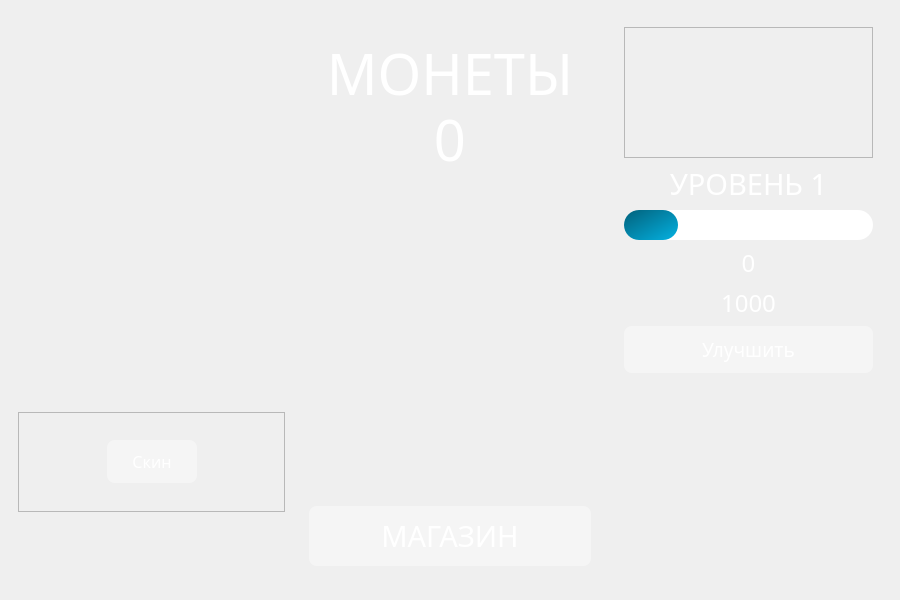
n1ghtmare-dev/clicker, file ui-forms/main_ui.ui: the form before one commit.
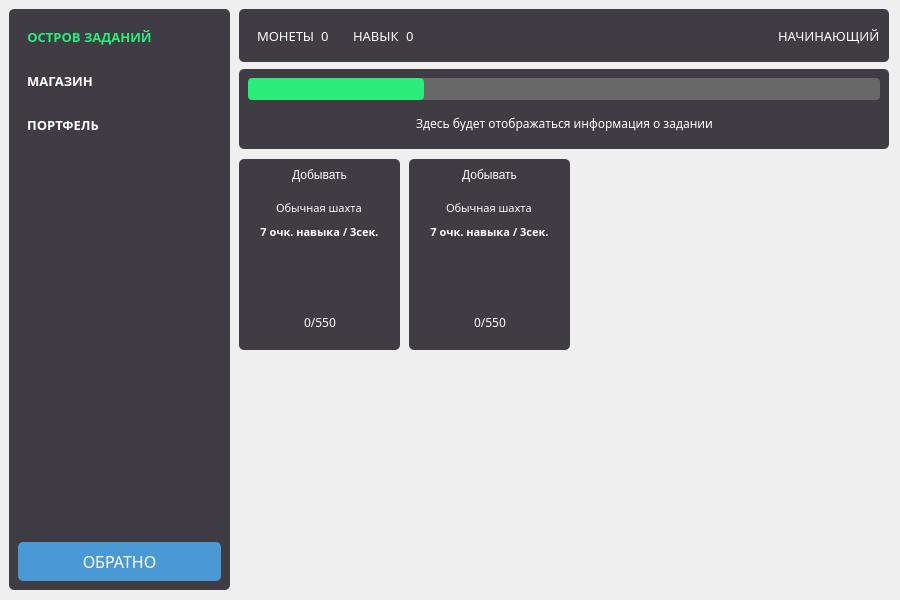
The form after the commit. The open tabs and pages were chosen to show the change. Icons and pictures are not drawn.

```diff
--- a/ui-forms/main_ui.ui
+++ b/ui-forms/main_ui.ui
@@ -44,11 +44,27 @@
    <set>Qt::InputMethodHint::ImhNone</set>
   </property>
   <widget class="QWidget" name="centralwidget">
+   <property name="enabled">
+    <bool>true</bool>
+   </property>
    <property name="styleSheet">
     <string notr="true">background-color: qlineargradient(spread:pad, x1:0, y1:0, x2:1, y2:1, stop:0 rgba(0, 0, 0, 0), stop:1 rgba(255, 255, 255, 0));
 color: #fff;</string>
    </property>
-   <layout class="QHBoxLayout" name="horizontalLayout_2">
+   <layout class="QVBoxLayout" name="verticalLayout_6">
+    <item>
+     <widget class="QStackedWidget" name="stackedWidget">
+      <property name="cursor">
+       <cursorShape>ArrowCursor</cursorShape>
+      </property>
+      <property name="styleSheet">
+       <string notr="true">background: rgba(0,0,0,0);</string>
+      </property>
+      <property name="currentIndex">
+       <number>0</number>
+      </property>
+      <widget class="QWidget" name="main_page">
+       <layout class="QHBoxLayout" name="horizontalLayout">
     <item>
      <widget class="QFrame" name="frame_2">
       <property name="minimumSize">
@@ -83,7 +99,7 @@
          </property>
         </spacer>
        </item>
-       <item alignment="|Qt::AlignmentFlag::AlignVCenter">
+           <item alignment="Qt::AlignmentFlag::Qt::AlignmentFlag::AlignVCenter">
         <widget class="QFrame" name="frame_4">
          <property name="minimumSize">
           <size>
@@ -111,7 +127,7 @@
             </property>
            </spacer>
           </item>
-          <item alignment="|Qt::AlignmentFlag::AlignVCenter">
+              <item alignment="Qt::AlignmentFlag::Qt::AlignmentFlag::AlignVCenter">
            <widget class="QPushButton" name="skin_btn">
             <property name="sizePolicy">
              <sizepolicy hsizetype="Preferred" vsizetype="Fixed">
@@ -204,7 +220,7 @@
       </layout>
      </widget>
     </item>
-    <item alignment="Qt::AlignmentFlag::Qt::AlignmentFlag::AlignVCenter">
+        <item>
      <widget class="QFrame" name="mainframe">
       <property name="minimumSize">
        <size>
@@ -290,7 +306,7 @@
          </layout>
         </widget>
        </item>
-       <item alignment="Qt::AlignmentFlag::Qt::AlignmentFlag::AlignVCenter">
+           <item>
         <widget class="QPushButton" name="click_btn">
          <property name="enabled">
           <bool>true</bool>
@@ -607,6 +623,1021 @@
         </spacer>
        </item>
       </layout>
+         </widget>
+        </item>
+       </layout>
+      </widget>
+      <widget class="QWidget" name="island_page">
+       <widget class="QFrame" name="frame_14">
+        <property name="enabled">
+         <bool>true</bool>
+        </property>
+        <property name="geometry">
+         <rect>
+          <x>400</x>
+          <y>150</y>
+          <width>161</width>
+          <height>191</height>
+         </rect>
+        </property>
+        <property name="styleSheet">
+         <string notr="true">background: #403C43;
+border-radius: 5px;</string>
+        </property>
+        <property name="frameShape">
+         <enum>QFrame::Shape::StyledPanel</enum>
+        </property>
+        <property name="frameShadow">
+         <enum>QFrame::Shadow::Raised</enum>
+        </property>
+        <layout class="QVBoxLayout" name="verticalLayout_7">
+         <item>
+          <widget class="QPushButton" name="pushButton_6">
+           <property name="cursor">
+            <cursorShape>PointingHandCursor</cursorShape>
+           </property>
+           <property name="styleSheet">
+            <string notr="true">color: #fff;</string>
+           </property>
+           <property name="text">
+            <string>Добывать</string>
+           </property>
+          </widget>
+         </item>
+         <item>
+          <widget class="QFrame" name="frame_18">
+           <property name="enabled">
+            <bool>true</bool>
+           </property>
+           <property name="minimumSize">
+            <size>
+             <width>0</width>
+             <height>30</height>
+            </size>
+           </property>
+           <property name="maximumSize">
+            <size>
+             <width>16777215</width>
+             <height>20</height>
+            </size>
+           </property>
+           <property name="frameShape">
+            <enum>QFrame::Shape::StyledPanel</enum>
+           </property>
+           <property name="frameShadow">
+            <enum>QFrame::Shadow::Raised</enum>
+           </property>
+           <layout class="QHBoxLayout" name="horizontalLayout_11">
+            <item>
+             <spacer name="horizontalSpacer_12">
+              <property name="orientation">
+               <enum>Qt::Orientation::Horizontal</enum>
+              </property>
+              <property name="sizeHint" stdset="0">
+               <size>
+                <width>40</width>
+                <height>20</height>
+               </size>
+              </property>
+             </spacer>
+            </item>
+            <item>
+             <widget class="QLabel" name="label_21">
+              <property name="minimumSize">
+               <size>
+                <width>0</width>
+                <height>0</height>
+               </size>
+              </property>
+              <property name="maximumSize">
+               <size>
+                <width>150</width>
+                <height>16777215</height>
+               </size>
+              </property>
+              <property name="font">
+               <font>
+                <family>Data Trash</family>
+                <pointsize>8</pointsize>
+               </font>
+              </property>
+              <property name="styleSheet">
+               <string notr="true">color: white;
+background: none;</string>
+              </property>
+              <property name="text">
+               <string>Обычная шахта</string>
+              </property>
+             </widget>
+            </item>
+            <item>
+             <spacer name="horizontalSpacer_13">
+              <property name="orientation">
+               <enum>Qt::Orientation::Horizontal</enum>
+              </property>
+              <property name="sizeHint" stdset="0">
+               <size>
+                <width>40</width>
+                <height>20</height>
+               </size>
+              </property>
+             </spacer>
+            </item>
+           </layout>
+          </widget>
+         </item>
+         <item>
+          <widget class="QLabel" name="label_22">
+           <property name="enabled">
+            <bool>true</bool>
+           </property>
+           <property name="font">
+            <font>
+             <family>Intro Black</family>
+             <pointsize>8</pointsize>
+             <bold>true</bold>
+            </font>
+           </property>
+           <property name="styleSheet">
+            <string notr="true">color: white;
+background: none;</string>
+           </property>
+           <property name="text">
+            <string>7 очк. навыка / 3сек.</string>
+           </property>
+           <property name="scaledContents">
+            <bool>false</bool>
+           </property>
+           <property name="alignment">
+            <set>Qt::AlignmentFlag::AlignCenter</set>
+           </property>
+          </widget>
+         </item>
+         <item alignment="Qt::AlignmentFlag::Qt::AlignmentFlag::AlignVCenter">
+          <widget class="QFrame" name="frame_19">
+           <property name="enabled">
+            <bool>true</bool>
+           </property>
+           <property name="minimumSize">
+            <size>
+             <width>0</width>
+             <height>63</height>
+            </size>
+           </property>
+           <property name="frameShape">
+            <enum>QFrame::Shape::StyledPanel</enum>
+           </property>
+           <property name="frameShadow">
+            <enum>QFrame::Shadow::Raised</enum>
+           </property>
+           <layout class="QHBoxLayout" name="horizontalLayout_14">
+            <item>
+             <widget class="QLabel" name="label_8">
+              <property name="minimumSize">
+               <size>
+                <width>50</width>
+                <height>50</height>
+               </size>
+              </property>
+              <property name="maximumSize">
+               <size>
+                <width>50</width>
+                <height>50</height>
+               </size>
+              </property>
+              <property name="text">
+               <string/>
+              </property>
+              <property name="pixmap">
+               <pixmap resource="../images/images.qrc">:/images/gems/Gemstone_Icon_Kit/1.png</pixmap>
+              </property>
+              <property name="scaledContents">
+               <bool>true</bool>
+              </property>
+              <property name="alignment">
+               <set>Qt::AlignmentFlag::AlignCenter</set>
+              </property>
+              <property name="wordWrap">
+               <bool>false</bool>
+              </property>
+             </widget>
+            </item>
+           </layout>
+          </widget>
+         </item>
+         <item>
+          <widget class="QFrame" name="frame_20">
+           <property name="styleSheet">
+            <string notr="true">padding: 0;
+margin: 0;</string>
+           </property>
+           <property name="frameShape">
+            <enum>QFrame::Shape::StyledPanel</enum>
+           </property>
+           <property name="frameShadow">
+            <enum>QFrame::Shadow::Raised</enum>
+           </property>
+           <layout class="QHBoxLayout" name="horizontalLayout_15">
+            <item>
+             <spacer name="horizontalSpacer_16">
+              <property name="orientation">
+               <enum>Qt::Orientation::Horizontal</enum>
+              </property>
+              <property name="sizeHint" stdset="0">
+               <size>
+                <width>40</width>
+                <height>20</height>
+               </size>
+              </property>
+             </spacer>
+            </item>
+            <item>
+             <widget class="QLabel" name="label_14">
+              <property name="font">
+               <font>
+                <family>Intro Black</family>
+               </font>
+              </property>
+              <property name="styleSheet">
+               <string notr="true">color: #fff;</string>
+              </property>
+              <property name="text">
+               <string>0/550</string>
+              </property>
+             </widget>
+            </item>
+            <item>
+             <spacer name="horizontalSpacer_17">
+              <property name="orientation">
+               <enum>Qt::Orientation::Horizontal</enum>
+              </property>
+              <property name="sizeHint" stdset="0">
+               <size>
+                <width>40</width>
+                <height>20</height>
+               </size>
+              </property>
+             </spacer>
+            </item>
+           </layout>
+          </widget>
+         </item>
+        </layout>
+       </widget>
+       <widget class="QFrame" name="frame_5">
+        <property name="geometry">
+         <rect>
+          <x>230</x>
+          <y>60</y>
+          <width>650</width>
+          <height>80</height>
+         </rect>
+        </property>
+        <property name="minimumSize">
+         <size>
+          <width>650</width>
+          <height>80</height>
+         </size>
+        </property>
+        <property name="maximumSize">
+         <size>
+          <width>650</width>
+          <height>80</height>
+         </size>
+        </property>
+        <property name="styleSheet">
+         <string notr="true">background: #403C43;
+border-radius: 5px;</string>
+        </property>
+        <property name="frameShape">
+         <enum>QFrame::Shape::StyledPanel</enum>
+        </property>
+        <property name="frameShadow">
+         <enum>QFrame::Shadow::Raised</enum>
+        </property>
+        <layout class="QVBoxLayout" name="verticalLayout_8">
+         <item>
+          <widget class="QProgressBar" name="progressBar">
+           <property name="sizePolicy">
+            <sizepolicy hsizetype="Expanding" vsizetype="Fixed">
+             <horstretch>0</horstretch>
+             <verstretch>0</verstretch>
+            </sizepolicy>
+           </property>
+           <property name="styleSheet">
+            <string notr="true">QProgressBar{
+	background: none;
+	background-color: #686868;
+	border-radius: 4px;
+}
+
+QProgressBar::chunk{
+	background-color: #2AED7B;
+	border-radius: 4px;
+}</string>
+           </property>
+           <property name="value">
+            <number>28</number>
+           </property>
+           <property name="textVisible">
+            <bool>false</bool>
+           </property>
+           <property name="orientation">
+            <enum>Qt::Orientation::Horizontal</enum>
+           </property>
+          </widget>
+         </item>
+         <item>
+          <widget class="QFrame" name="frame_7">
+           <property name="frameShape">
+            <enum>QFrame::Shape::StyledPanel</enum>
+           </property>
+           <property name="frameShadow">
+            <enum>QFrame::Shadow::Raised</enum>
+           </property>
+           <layout class="QHBoxLayout" name="horizontalLayout_6">
+            <item>
+             <spacer name="horizontalSpacer_4">
+              <property name="orientation">
+               <enum>Qt::Orientation::Horizontal</enum>
+              </property>
+              <property name="sizeHint" stdset="0">
+               <size>
+                <width>40</width>
+                <height>20</height>
+               </size>
+              </property>
+             </spacer>
+            </item>
+            <item>
+             <widget class="QLabel" name="label_2">
+              <property name="font">
+               <font>
+                <family>Intro Black</family>
+               </font>
+              </property>
+              <property name="styleSheet">
+               <string notr="true">color: #fff;</string>
+              </property>
+              <property name="text">
+               <string>Здесь будет отображаться информация о задании</string>
+              </property>
+             </widget>
+            </item>
+            <item>
+             <spacer name="horizontalSpacer_5">
+              <property name="orientation">
+               <enum>Qt::Orientation::Horizontal</enum>
+              </property>
+              <property name="sizeHint" stdset="0">
+               <size>
+                <width>40</width>
+                <height>20</height>
+               </size>
+              </property>
+             </spacer>
+            </item>
+           </layout>
+          </widget>
+         </item>
+        </layout>
+       </widget>
+       <widget class="QFrame" name="frame_6">
+        <property name="geometry">
+         <rect>
+          <x>0</x>
+          <y>0</y>
+          <width>221</width>
+          <height>581</height>
+         </rect>
+        </property>
+        <property name="minimumSize">
+         <size>
+          <width>221</width>
+          <height>581</height>
+         </size>
+        </property>
+        <property name="styleSheet">
+         <string notr="true">background: #403C43;
+border-radius: 5px;</string>
+        </property>
+        <property name="frameShape">
+         <enum>QFrame::Shape::StyledPanel</enum>
+        </property>
+        <property name="frameShadow">
+         <enum>QFrame::Shadow::Raised</enum>
+        </property>
+        <layout class="QVBoxLayout" name="verticalLayout_11">
+         <item>
+          <widget class="QFrame" name="frame_10">
+           <property name="frameShape">
+            <enum>QFrame::Shape::StyledPanel</enum>
+           </property>
+           <property name="frameShadow">
+            <enum>QFrame::Shadow::Raised</enum>
+           </property>
+           <layout class="QHBoxLayout" name="horizontalLayout_8">
+            <item>
+             <widget class="QPushButton" name="pushButton">
+              <property name="enabled">
+               <bool>false</bool>
+              </property>
+              <property name="font">
+               <font>
+                <family>Disket Mono</family>
+                <pointsize>10</pointsize>
+                <bold>true</bold>
+               </font>
+              </property>
+              <property name="cursor">
+               <cursorShape>PointingHandCursor</cursorShape>
+              </property>
+              <property name="styleSheet">
+               <string notr="true">background: none;
+border: none;
+color: #2AED7B;</string>
+              </property>
+              <property name="text">
+               <string>ОСТРОВ ЗАДАНИЙ</string>
+              </property>
+             </widget>
+            </item>
+            <item>
+             <spacer name="horizontalSpacer_6">
+              <property name="orientation">
+               <enum>Qt::Orientation::Horizontal</enum>
+              </property>
+              <property name="sizeHint" stdset="0">
+               <size>
+                <width>40</width>
+                <height>20</height>
+               </size>
+              </property>
+             </spacer>
+            </item>
+           </layout>
+          </widget>
+         </item>
+         <item>
+          <widget class="QFrame" name="frame_9">
+           <property name="frameShape">
+            <enum>QFrame::Shape::StyledPanel</enum>
+           </property>
+           <property name="frameShadow">
+            <enum>QFrame::Shadow::Raised</enum>
+           </property>
+           <layout class="QHBoxLayout" name="horizontalLayout_9">
+            <item>
+             <widget class="QPushButton" name="pushButton_2">
+              <property name="enabled">
+               <bool>false</bool>
+              </property>
+              <property name="font">
+               <font>
+                <family>Disket Mono</family>
+                <pointsize>10</pointsize>
+                <bold>true</bold>
+               </font>
+              </property>
+              <property name="cursor">
+               <cursorShape>PointingHandCursor</cursorShape>
+              </property>
+              <property name="styleSheet">
+               <string notr="true">background: none;
+border: none;
+color: white;</string>
+              </property>
+              <property name="text">
+               <string>МАГАЗИН</string>
+              </property>
+             </widget>
+            </item>
+            <item>
+             <spacer name="horizontalSpacer_8">
+              <property name="orientation">
+               <enum>Qt::Orientation::Horizontal</enum>
+              </property>
+              <property name="sizeHint" stdset="0">
+               <size>
+                <width>40</width>
+                <height>20</height>
+               </size>
+              </property>
+             </spacer>
+            </item>
+           </layout>
+          </widget>
+         </item>
+         <item>
+          <widget class="QFrame" name="frame_11">
+           <property name="frameShape">
+            <enum>QFrame::Shape::StyledPanel</enum>
+           </property>
+           <property name="frameShadow">
+            <enum>QFrame::Shadow::Raised</enum>
+           </property>
+           <layout class="QHBoxLayout" name="horizontalLayout_16">
+            <item>
+             <widget class="QPushButton" name="pushButton_3">
+              <property name="font">
+               <font>
+                <family>Disket Mono</family>
+                <pointsize>10</pointsize>
+                <bold>true</bold>
+               </font>
+              </property>
+              <property name="cursor">
+               <cursorShape>PointingHandCursor</cursorShape>
+              </property>
+              <property name="styleSheet">
+               <string notr="true">background: none;
+border: none;
+color: white;</string>
+              </property>
+              <property name="text">
+               <string>ПОРТФЕЛЬ</string>
+              </property>
+             </widget>
+            </item>
+            <item>
+             <spacer name="horizontalSpacer_7">
+              <property name="orientation">
+               <enum>Qt::Orientation::Horizontal</enum>
+              </property>
+              <property name="sizeHint" stdset="0">
+               <size>
+                <width>40</width>
+                <height>20</height>
+               </size>
+              </property>
+             </spacer>
+            </item>
+           </layout>
+          </widget>
+         </item>
+         <item>
+          <spacer name="verticalSpacer_4">
+           <property name="orientation">
+            <enum>Qt::Orientation::Vertical</enum>
+           </property>
+           <property name="sizeHint" stdset="0">
+            <size>
+             <width>20</width>
+             <height>40</height>
+            </size>
+           </property>
+          </spacer>
+         </item>
+         <item>
+          <widget class="QPushButton" name="close_island_btn">
+           <property name="font">
+            <font>
+             <family>a_FuturicaBlack</family>
+             <pointsize>12</pointsize>
+             <bold>false</bold>
+            </font>
+           </property>
+           <property name="cursor">
+            <cursorShape>PointingHandCursor</cursorShape>
+           </property>
+           <property name="styleSheet">
+            <string notr="true">padding: 8px 12px;
+border-radius: 5px;
+background-color: rgb(74, 153, 213);</string>
+           </property>
+           <property name="text">
+            <string>ОБРАТНО</string>
+           </property>
+          </widget>
+         </item>
+        </layout>
+       </widget>
+       <widget class="QFrame" name="frame_8">
+        <property name="geometry">
+         <rect>
+          <x>230</x>
+          <y>0</y>
+          <width>650</width>
+          <height>53</height>
+         </rect>
+        </property>
+        <property name="sizePolicy">
+         <sizepolicy hsizetype="Preferred" vsizetype="Preferred">
+          <horstretch>0</horstretch>
+          <verstretch>0</verstretch>
+         </sizepolicy>
+        </property>
+        <property name="minimumSize">
+         <size>
+          <width>650</width>
+          <height>0</height>
+         </size>
+        </property>
+        <property name="maximumSize">
+         <size>
+          <width>650</width>
+          <height>16777215</height>
+         </size>
+        </property>
+        <property name="styleSheet">
+         <string notr="true">background: #403C43;
+border-radius: 5px;</string>
+        </property>
+        <property name="frameShape">
+         <enum>QFrame::Shape::StyledPanel</enum>
+        </property>
+        <property name="frameShadow">
+         <enum>QFrame::Shadow::Raised</enum>
+        </property>
+        <layout class="QHBoxLayout" name="horizontalLayout_5">
+         <item>
+          <widget class="QFrame" name="money_count_frame">
+           <property name="enabled">
+            <bool>true</bool>
+           </property>
+           <property name="styleSheet">
+            <string notr="true">background:none;
+</string>
+           </property>
+           <layout class="QHBoxLayout" name="horizontalLayout_2">
+            <item>
+             <widget class="QLabel" name="label_13">
+              <property name="enabled">
+               <bool>false</bool>
+              </property>
+              <property name="font">
+               <font>
+                <family>Code Pro Bold</family>
+                <pointsize>10</pointsize>
+               </font>
+              </property>
+              <property name="styleSheet">
+               <string notr="true">color: white;
+background: none;</string>
+              </property>
+              <property name="text">
+               <string>МОНЕТЫ</string>
+              </property>
+             </widget>
+            </item>
+            <item>
+             <widget class="QLabel" name="label_9">
+              <property name="font">
+               <font>
+                <family>Code Pro Bold</family>
+                <pointsize>10</pointsize>
+               </font>
+              </property>
+              <property name="styleSheet">
+               <string notr="true">color: white;
+background: none;</string>
+              </property>
+              <property name="text">
+               <string>0</string>
+              </property>
+             </widget>
+            </item>
+           </layout>
+          </widget>
+         </item>
+         <item>
+          <widget class="QFrame" name="skill_count_frame">
+           <property name="styleSheet">
+            <string notr="true">background: none;</string>
+           </property>
+           <layout class="QHBoxLayout" name="horizontalLayout_7">
+            <item>
+             <widget class="QLabel" name="label_10">
+              <property name="enabled">
+               <bool>false</bool>
+              </property>
+              <property name="font">
+               <font>
+                <family>Code Pro Bold</family>
+                <pointsize>10</pointsize>
+               </font>
+              </property>
+              <property name="styleSheet">
+               <string notr="true">color: white;
+background: none;</string>
+              </property>
+              <property name="text">
+               <string>НАВЫК</string>
+              </property>
+             </widget>
+            </item>
+            <item>
+             <widget class="QLabel" name="label_11">
+              <property name="font">
+               <font>
+                <family>Code Pro Bold</family>
+                <pointsize>10</pointsize>
+               </font>
+              </property>
+              <property name="styleSheet">
+               <string notr="true">color: white;
+background: none;</string>
+              </property>
+              <property name="text">
+               <string>0</string>
+              </property>
+             </widget>
+            </item>
+            <item>
+             <spacer name="horizontalSpacer_3">
+              <property name="orientation">
+               <enum>Qt::Orientation::Horizontal</enum>
+              </property>
+              <property name="sizeHint" stdset="0">
+               <size>
+                <width>40</width>
+                <height>20</height>
+               </size>
+              </property>
+             </spacer>
+            </item>
+           </layout>
+          </widget>
+         </item>
+         <item>
+          <widget class="QLabel" name="label_12">
+           <property name="enabled">
+            <bool>false</bool>
+           </property>
+           <property name="font">
+            <font>
+             <family>Code Pro Bold</family>
+             <pointsize>10</pointsize>
+            </font>
+           </property>
+           <property name="styleSheet">
+            <string notr="true">color: white;
+background: none;</string>
+           </property>
+           <property name="text">
+            <string>НАЧИНАЮЩИЙ</string>
+           </property>
+          </widget>
+         </item>
+        </layout>
+       </widget>
+       <widget class="QFrame" name="frame_13">
+        <property name="enabled">
+         <bool>true</bool>
+        </property>
+        <property name="geometry">
+         <rect>
+          <x>230</x>
+          <y>150</y>
+          <width>161</width>
+          <height>191</height>
+         </rect>
+        </property>
+        <property name="styleSheet">
+         <string notr="true">background: #403C43;
+border-radius: 5px;</string>
+        </property>
+        <property name="frameShape">
+         <enum>QFrame::Shape::StyledPanel</enum>
+        </property>
+        <property name="frameShadow">
+         <enum>QFrame::Shadow::Raised</enum>
+        </property>
+        <layout class="QVBoxLayout" name="verticalLayout_10">
+         <item>
+          <widget class="QPushButton" name="pushButton_5">
+           <property name="cursor">
+            <cursorShape>PointingHandCursor</cursorShape>
+           </property>
+           <property name="styleSheet">
+            <string notr="true">color: #fff;</string>
+           </property>
+           <property name="text">
+            <string>Добывать</string>
+           </property>
+          </widget>
+         </item>
+         <item>
+          <widget class="QFrame" name="frame_15">
+           <property name="enabled">
+            <bool>true</bool>
+           </property>
+           <property name="minimumSize">
+            <size>
+             <width>0</width>
+             <height>30</height>
+            </size>
+           </property>
+           <property name="maximumSize">
+            <size>
+             <width>16777215</width>
+             <height>20</height>
+            </size>
+           </property>
+           <property name="frameShape">
+            <enum>QFrame::Shape::StyledPanel</enum>
+           </property>
+           <property name="frameShadow">
+            <enum>QFrame::Shadow::Raised</enum>
+           </property>
+           <layout class="QHBoxLayout" name="horizontalLayout_10">
+            <item>
+             <spacer name="horizontalSpacer_10">
+              <property name="orientation">
+               <enum>Qt::Orientation::Horizontal</enum>
+              </property>
+              <property name="sizeHint" stdset="0">
+               <size>
+                <width>40</width>
+                <height>20</height>
+               </size>
+              </property>
+             </spacer>
+            </item>
+            <item>
+             <widget class="QLabel" name="label_19">
+              <property name="minimumSize">
+               <size>
+                <width>0</width>
+                <height>0</height>
+               </size>
+              </property>
+              <property name="maximumSize">
+               <size>
+                <width>150</width>
+                <height>16777215</height>
+               </size>
+              </property>
+              <property name="font">
+               <font>
+                <family>Data Trash</family>
+                <pointsize>8</pointsize>
+               </font>
+              </property>
+              <property name="styleSheet">
+               <string notr="true">color: white;
+background: none;</string>
+              </property>
+              <property name="text">
+               <string>Обычная шахта</string>
+              </property>
+             </widget>
+            </item>
+            <item>
+             <spacer name="horizontalSpacer_11">
+              <property name="orientation">
+               <enum>Qt::Orientation::Horizontal</enum>
+              </property>
+              <property name="sizeHint" stdset="0">
+               <size>
+                <width>40</width>
+                <height>20</height>
+               </size>
+              </property>
+             </spacer>
+            </item>
+           </layout>
+          </widget>
+         </item>
+         <item>
+          <widget class="QLabel" name="label_20">
+           <property name="enabled">
+            <bool>true</bool>
+           </property>
+           <property name="font">
+            <font>
+             <family>Intro Black</family>
+             <pointsize>8</pointsize>
+             <bold>true</bold>
+            </font>
+           </property>
+           <property name="styleSheet">
+            <string notr="true">color: white;
+background: none;</string>
+           </property>
+           <property name="text">
+            <string>7 очк. навыка / 3сек.</string>
+           </property>
+           <property name="scaledContents">
+            <bool>false</bool>
+           </property>
+           <property name="alignment">
+            <set>Qt::AlignmentFlag::AlignCenter</set>
+           </property>
+          </widget>
+         </item>
+         <item alignment="Qt::AlignmentFlag::Qt::AlignmentFlag::AlignVCenter">
+          <widget class="QFrame" name="frame_16">
+           <property name="enabled">
+            <bool>true</bool>
+           </property>
+           <property name="minimumSize">
+            <size>
+             <width>0</width>
+             <height>63</height>
+            </size>
+           </property>
+           <property name="frameShape">
+            <enum>QFrame::Shape::StyledPanel</enum>
+           </property>
+           <property name="frameShadow">
+            <enum>QFrame::Shadow::Raised</enum>
+           </property>
+           <layout class="QHBoxLayout" name="horizontalLayout_12">
+            <item>
+             <widget class="QLabel" name="label_6">
+              <property name="minimumSize">
+               <size>
+                <width>50</width>
+                <height>50</height>
+               </size>
+              </property>
+              <property name="maximumSize">
+               <size>
+                <width>50</width>
+                <height>50</height>
+               </size>
+              </property>
+              <property name="text">
+               <string/>
+              </property>
+              <property name="pixmap">
+               <pixmap resource="../images/images.qrc">:/images/gems/Gemstone_Icon_Kit/1.png</pixmap>
+              </property>
+              <property name="scaledContents">
+               <bool>true</bool>
+              </property>
+              <property name="alignment">
+               <set>Qt::AlignmentFlag::AlignCenter</set>
+              </property>
+              <property name="wordWrap">
+               <bool>false</bool>
+              </property>
+             </widget>
+            </item>
+           </layout>
+          </widget>
+         </item>
+         <item>
+          <widget class="QFrame" name="frame_17">
+           <property name="styleSheet">
+            <string notr="true">padding: 0;
+margin: 0;</string>
+           </property>
+           <property name="frameShape">
+            <enum>QFrame::Shape::StyledPanel</enum>
+           </property>
+           <property name="frameShadow">
+            <enum>QFrame::Shadow::Raised</enum>
+           </property>
+           <layout class="QHBoxLayout" name="horizontalLayout_13">
+            <item>
+             <spacer name="horizontalSpacer_14">
+              <property name="orientation">
+               <enum>Qt::Orientation::Horizontal</enum>
+              </property>
+              <property name="sizeHint" stdset="0">
+               <size>
+                <width>40</width>
+                <height>20</height>
+               </size>
+              </property>
+             </spacer>
+            </item>
+            <item>
+             <widget class="QLabel" name="label_7">
+              <property name="font">
+               <font>
+                <family>Intro Black</family>
+               </font>
+              </property>
+              <property name="styleSheet">
+               <string notr="true">color: #fff;</string>
+              </property>
+              <property name="text">
+               <string>0/550</string>
+              </property>
+             </widget>
+            </item>
+            <item>
+             <spacer name="horizontalSpacer_15">
+              <property name="orientation">
+               <enum>Qt::Orientation::Horizontal</enum>
+              </property>
+              <property name="sizeHint" stdset="0">
+               <size>
+                <width>40</width>
+                <height>20</height>
+               </size>
+              </property>
+             </spacer>
+            </item>
+           </layout>
+          </widget>
+         </item>
+        </layout>
+       </widget>
+      </widget>
      </widget>
     </item>
    </layout>
```
Left out of the diff: 2 changed lines with no effect on the pictures. Lines whose indentation alone changed are shown as unchanged.
